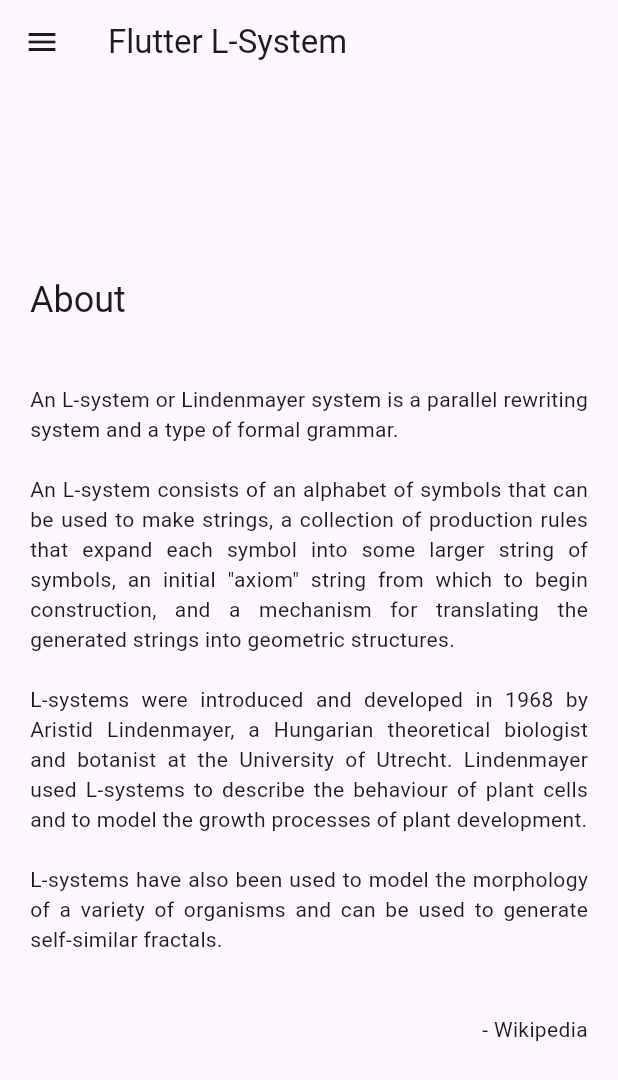
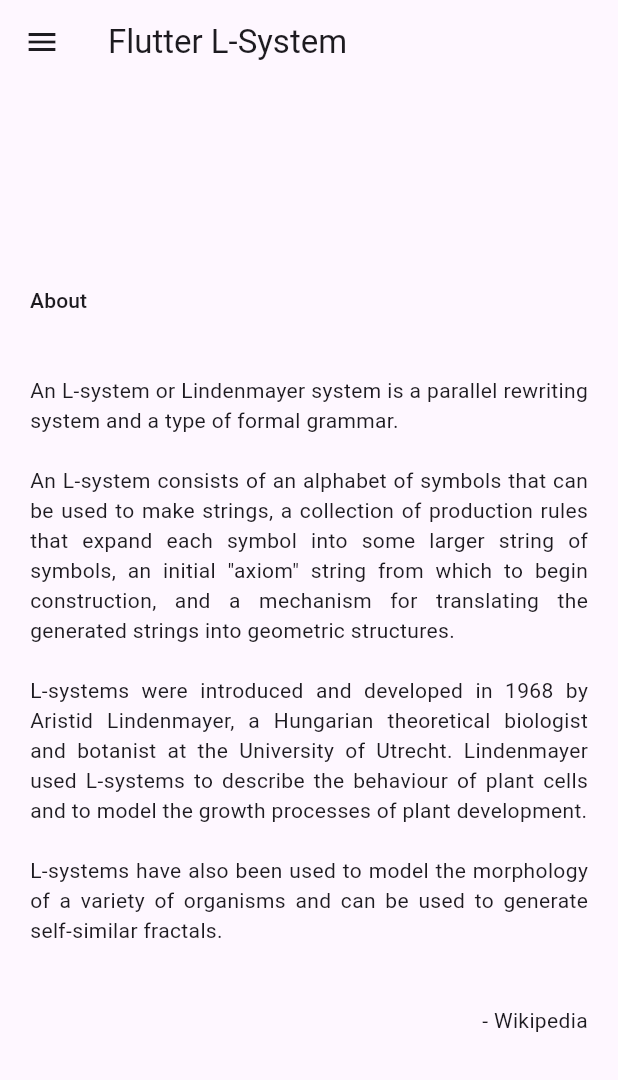
Before and after one commit to zonble/flutter_lsystem, a Flutter app: the AboutPage screen opened by its route, on a phone screen of 412 x 824 dp. Shown: the top 1080 px of the screen. Run offline on Flutter 3.47's test engine with Material 3 defaults, Android fonts, the phone set to English and light mode, and no system bars; our stand-ins replace go_router; missing offline and left inert: flutter_turtle.

```diff
--- a/lib/pages/about_page.dart
+++ b/lib/pages/about_page.dart
@@ -16,7 +16,7 @@ class AboutPage extends StatelessWidget {
                       Padding(
                         padding: const EdgeInsets.all(20.0),
                         child: Text('About',
-                            style: Theme.of(context).textTheme.headline5),
+                            style: Theme.of(context).textTheme.titleSmall),
                       ),
                       const Padding(
                         padding: EdgeInsets.all(20.0),
```
Also changed, not shown: pubspec.lock, 4 other files.
